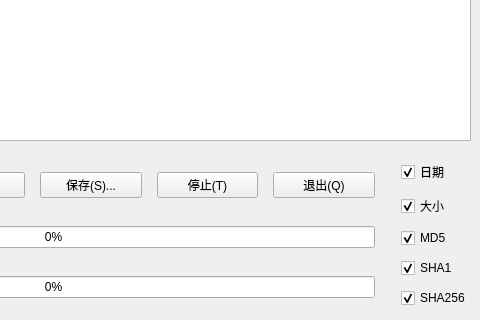
The window that jieqthashwidget.ui (jackfahdin/JieQtHash) describes before a commit, drawn with Qt 5; both pictures show x 320 to 800 and y 210 to 530 of the 800 by 530 pixel window.
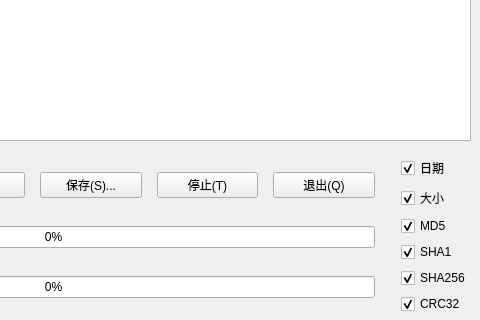
The same window after the commit.

```diff
--- a/jieqthashwidget.ui
+++ b/jieqthashwidget.ui
@@ -234,6 +234,16 @@
         </property>
        </widget>
       </item>
+      <item>
+       <widget class="QCheckBox" name="checkBoxCRC32">
+        <property name="text">
+         <string>CRC32</string>
+        </property>
+        <property name="checked">
+         <bool>true</bool>
+        </property>
+       </widget>
+      </item>
      </layout>
     </item>
    </layout>
```
